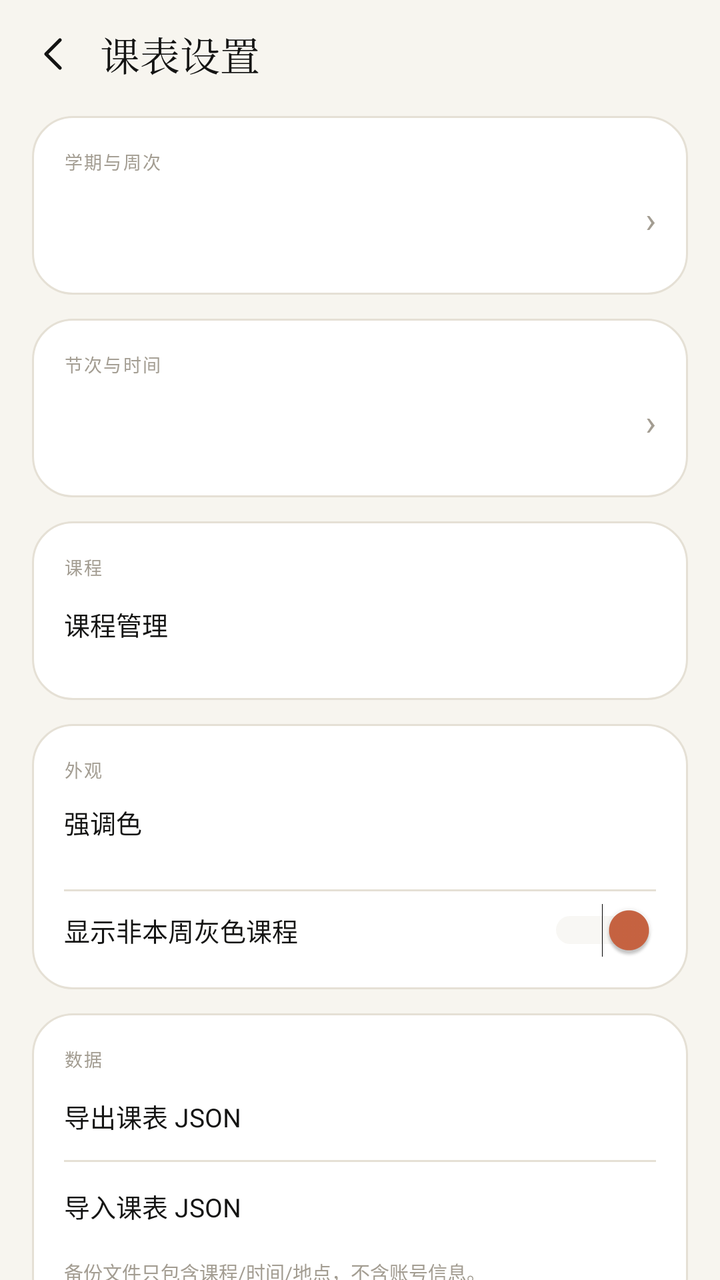
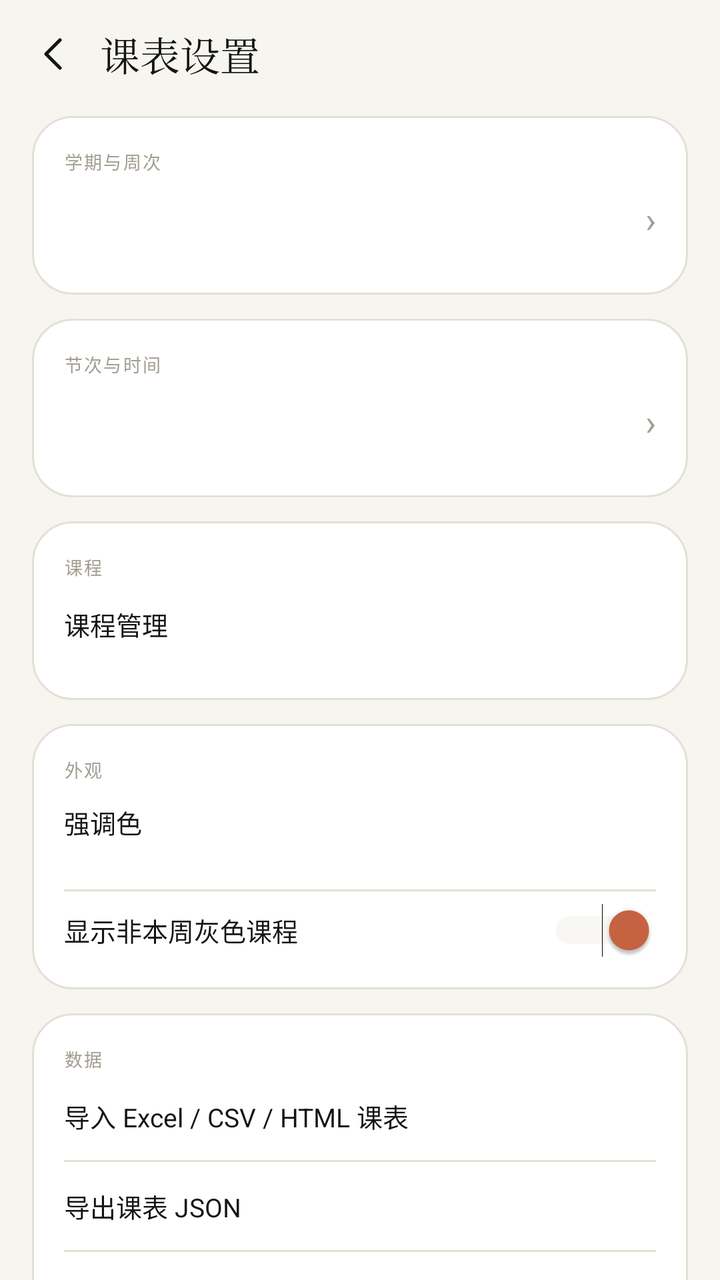

Screens rendered from an Android XML layout before and after an edit, with the pre-edit source and the edit as a unified diff.
<!-- AndroidManifest.xml: activity theme Theme.Board.Timetable -->
<!-- res/layout/activity_timetable_settings.xml -->
<?xml version="1.0" encoding="utf-8"?>
<LinearLayout xmlns:android="http://schemas.android.com/apk/res/android"
    android:layout_width="match_parent"
    android:layout_height="match_parent"
    android:background="@color/tt_bg"
    android:fitsSystemWindows="true"
    android:orientation="vertical">

    <LinearLayout style="@style/TtTopBar">
        <ImageButton
            android:id="@+id/btnBack"
            android:layout_width="34dp"
            android:layout_height="34dp"
            android:background="?attr/selectableItemBackgroundBorderless"
            android:contentDescription="返回"
            android:padding="5dp"
            android:scaleType="centerInside"
            android:src="@drawable/ic_back"
            android:tint="@color/tt_ink" />

        <TextView
            style="@style/TtTitle"
            android:layout_marginStart="6dp"
            android:text="课表设置" />
    </LinearLayout>

    <ScrollView
        android:layout_width="match_parent"
        android:layout_height="0dp"
        android:layout_weight="1"
        android:overScrollMode="never"
        android:scrollbars="none">

        <LinearLayout
            android:layout_width="match_parent"
            android:layout_height="wrap_content"
            android:orientation="vertical"
            android:paddingLeft="16dp"
            android:paddingTop="4dp"
            android:paddingRight="16dp"
            android:paddingBottom="40dp">

            
            <LinearLayout
                android:layout_width="match_parent"
                android:layout_height="wrap_content"
                android:background="@drawable/bg_card"
                android:orientation="vertical"
                android:padding="16dp">

                <TextView
                    android:layout_width="match_parent"
                    android:layout_height="wrap_content"
                    android:text="学期与周次"
                    android:textColor="@color/tt_muted2"
                    android:textSize="9sp"
                    android:letterSpacing="0.08" />

                <LinearLayout
                    android:id="@+id/btnTerm"
                    android:layout_width="match_parent"
                    android:layout_height="44dp"
                    android:clickable="true"
                    android:focusable="true"
                    android:gravity="center_vertical"
                    android:orientation="horizontal">

                    <TextView
                        android:id="@+id/tvTermSummary"
                        android:layout_width="0dp"
                        android:layout_height="wrap_content"
                        android:layout_weight="1"
                        android:text=""
                        android:textColor="@color/tt_ink"
                        android:textSize="13sp" />

                    <TextView
                        android:layout_width="wrap_content"
                        android:layout_height="wrap_content"
                        android:text="›"
                        android:textColor="@color/tt_muted2"
                        android:textSize="18sp" />
                </LinearLayout>
            </LinearLayout>

            
            <LinearLayout
                android:layout_width="match_parent"
                android:layout_height="wrap_content"
                android:layout_marginTop="12dp"
                android:background="@drawable/bg_card"
                android:orientation="vertical"
                android:padding="16dp">

                <TextView
                    android:layout_width="match_parent"
                    android:layout_height="wrap_content"
                    android:text="节次与时间"
                    android:textColor="@color/tt_muted2"
                    android:textSize="9sp"
                    android:letterSpacing="0.08" />

                <LinearLayout
                    android:id="@+id/btnPeriods"
                    android:layout_width="match_parent"
                    android:layout_height="44dp"
                    android:clickable="true"
                    android:focusable="true"
                    android:gravity="center_vertical"
                    android:orientation="horizontal">

                    <TextView
                        android:id="@+id/tvPeriodSummary"
                        android:layout_width="0dp"
                        android:layout_height="wrap_content"
                        android:layout_weight="1"
                        android:text=""
                        android:textColor="@color/tt_ink"
                        android:textSize="13sp" />

                    <TextView
                        android:layout_width="wrap_content"
                        android:layout_height="wrap_content"
                        android:text="›"
                        android:textColor="@color/tt_muted2"
                        android:textSize="18sp" />
                </LinearLayout>
            </LinearLayout>

            
            <LinearLayout
                android:layout_width="match_parent"
                android:layout_height="wrap_content"
                android:layout_marginTop="12dp"
                android:background="@drawable/bg_card"
                android:orientation="vertical"
                android:padding="16dp">

                <TextView
                    android:layout_width="match_parent"
                    android:layout_height="wrap_content"
                    android:text="课程"
                    android:textColor="@color/tt_muted2"
                    android:textSize="9sp"
                    android:letterSpacing="0.08" />

                <TextView
                    android:id="@+id/btnCourses"
                    android:layout_width="match_parent"
                    android:layout_height="44dp"
                    android:gravity="center_vertical"
                    android:text="课程管理"
                    android:textColor="@color/tt_ink"
                    android:textSize="13sp" />
            </LinearLayout>

            
            <LinearLayout
                android:layout_width="match_parent"
                android:layout_height="wrap_content"
                android:layout_marginTop="12dp"
                android:background="@drawable/bg_card"
                android:orientation="vertical"
                android:padding="16dp">

                <TextView
                    android:layout_width="match_parent"
                    android:layout_height="wrap_content"
                    android:text="外观"
                    android:textColor="@color/tt_muted2"
                    android:textSize="9sp"
                    android:letterSpacing="0.08" />

                <TextView
                    android:layout_width="match_parent"
                    android:layout_height="wrap_content"
                    android:layout_marginTop="10dp"
                    android:text="强调色"
                    android:textColor="@color/tt_ink"
                    android:textSize="13sp" />

                <LinearLayout
                    android:id="@+id/accentRow"
                    android:layout_width="match_parent"
                    android:layout_height="wrap_content"
                    android:layout_marginTop="10dp"
                    android:orientation="horizontal" />

                <View
                    android:layout_width="match_parent"
                    android:layout_height="1dp"
                    android:layout_marginTop="14dp"
                    android:layout_marginBottom="6dp"
                    android:background="@color/tt_line" />

                <Switch
                    android:id="@+id/swNonCurrent"
                    android:layout_width="match_parent"
                    android:layout_height="wrap_content"
                    android:checked="true"
                    android:text="显示非本周灰色课程"
                    android:textColor="@color/tt_ink"
                    android:textSize="13sp"
                    android:thumbTint="@color/tt_accent"
                    android:trackTint="#E5E0D5" />
            </LinearLayout>

            
            <LinearLayout
                android:layout_width="match_parent"
                android:layout_height="wrap_content"
                android:layout_marginTop="12dp"
                android:background="@drawable/bg_card"
                android:orientation="vertical"
                android:padding="16dp">

                <TextView
                    android:layout_width="match_parent"
                    android:layout_height="wrap_content"
                    android:text="数据"
                    android:textColor="@color/tt_muted2"
                    android:textSize="9sp"
                    android:letterSpacing="0.08" />

                <TextView
                    android:id="@+id/btnExport"
                    android:layout_width="match_parent"
                    android:layout_height="44dp"
                    android:gravity="center_vertical"
                    android:text="导出课表 JSON"
                    android:textColor="@color/tt_ink"
                    android:textSize="13sp" />

                <View
                    android:layout_width="match_parent"
                    android:layout_height="1dp"
                    android:background="@color/tt_line" />

                <TextView
                    android:id="@+id/btnImport"
                    android:layout_width="match_parent"
                    android:layout_height="44dp"
                    android:gravity="center_vertical"
                    android:text="导入课表 JSON"
                    android:textColor="@color/tt_ink"
                    android:textSize="13sp" />

                <TextView
                    android:layout_width="match_parent"
                    android:layout_height="wrap_content"
                    android:layout_marginTop="4dp"
                    android:text="备份文件只包含课程/时间/地点，不含账号信息。"
                    android:textColor="@color/tt_muted2"
                    android:textSize="9.5sp" />
            </LinearLayout>

            <TextView
                android:id="@+id/tvVersion"
                android:layout_width="match_parent"
                android:layout_height="wrap_content"
                android:layout_marginTop="18dp"
                android:gravity="center"
                android:text=""
                android:textColor="@color/tt_muted2"
                android:textSize="9.5sp" />
        </LinearLayout>
    </ScrollView>
</LinearLayout>
<!-- resources referenced by this layout -->
<resources>
  <color name="tt_accent">#C96442</color>
  <color name="tt_bg">#F7F5EF</color>
  <color name="tt_ink">#141413</color>
  <color name="tt_line">#E5E0D5</color>
  <color name="tt_muted2">#A39D92</color>
  <!-- drawable bg_card (drawable) -->
  <?xml version="1.0" encoding="utf-8"?>
  <shape xmlns:android="http://schemas.android.com/apk/res/android" android:shape="rectangle">
      <solid android:color="@color/tt_surface" />
      <corners android:radius="20dp" />
      <stroke android:width="1dp" android:color="@color/tt_line" />
  </shape>
  <!-- drawable ic_back (drawable) -->
  <vector xmlns:android="http://schemas.android.com/apk/res/android" android:width="24dp" android:height="24dp" android:viewportWidth="24" android:viewportHeight="24">
      <path android:pathData="M15 5l-7 7 7 7" android:strokeColor="#FF141413" android:strokeWidth="1.7" android:strokeLineCap="round" android:strokeLineJoin="round" android:fillColor="@android:color/transparent" />
  </vector>
  <style name="TtTitle">
          <item name="android:layout_width">wrap_content</item>
          <item name="android:layout_height">match_parent</item>
          <item name="android:gravity">center_vertical</item>
          <item name="android:fontFamily">serif</item>
          <item name="android:textColor">@color/tt_ink</item>
          <item name="android:textSize">20sp</item>
      </style>
  <style name="TtTopBar">
          <item name="android:layout_width">match_parent</item>
          <item name="android:layout_height">54dp</item>
          <item name="android:orientation">horizontal</item>
          <item name="android:gravity">center_vertical</item>
          <item name="android:paddingLeft">10dp</item>
          <item name="android:paddingRight">16dp</item>
      </style>
  <style name="Theme.Board.Timetable" parent="Theme.Board">
          <item name="android:windowBackground">@color/tt_bg</item>
          <item name="android:statusBarColor">@color/tt_bg</item>
          <item name="android:navigationBarColor">@color/tt_bg</item>
          <item name="android:windowLightStatusBar">true</item>
          <item name="android:windowLightNavigationBar">true</item>
          <item name="colorAccent">@color/tt_accent</item>
          <item name="android:textColorPrimary">@color/tt_ink</item>
      </style>
  <color name="tt_surface">#FFFFFF</color>
  <style name="Theme.Board" parent="Theme.AppCompat.Light.NoActionBar">
          <item name="android:windowBackground">#FFFFFF</item>
          <item name="android:statusBarColor">#FFFFFF</item>
          <item name="android:windowLightStatusBar">true</item>
          <item name="android:navigationBarColor">#FFFFFF</item>
          <item name="android:windowLightNavigationBar">true</item>
          <item name="colorAccent">#111111</item>
          <item name="android:textColorPrimary">#111111</item>
      </style>
</resources>

<!-- the commit's change to res/layout/activity_timetable_settings.xml (unified diff, before → after) -->
@@ -223,6 +223,20 @@
                     android:letterSpacing="0.08" />
 
                 <TextView
+                    android:id="@+id/btnImportTable"
+                    android:layout_width="match_parent"
+                    android:layout_height="44dp"
+                    android:gravity="center_vertical"
+                    android:text="导入 Excel / CSV / HTML 课表"
+                    android:textColor="@color/tt_ink"
+                    android:textSize="13sp" />
+
+                <View
+                    android:layout_width="match_parent"
+                    android:layout_height="1dp"
+                    android:background="@color/tt_line" />
+
+                <TextView
                     android:id="@+id/btnExport"
                     android:layout_width="match_parent"
                     android:layout_height="44dp"
